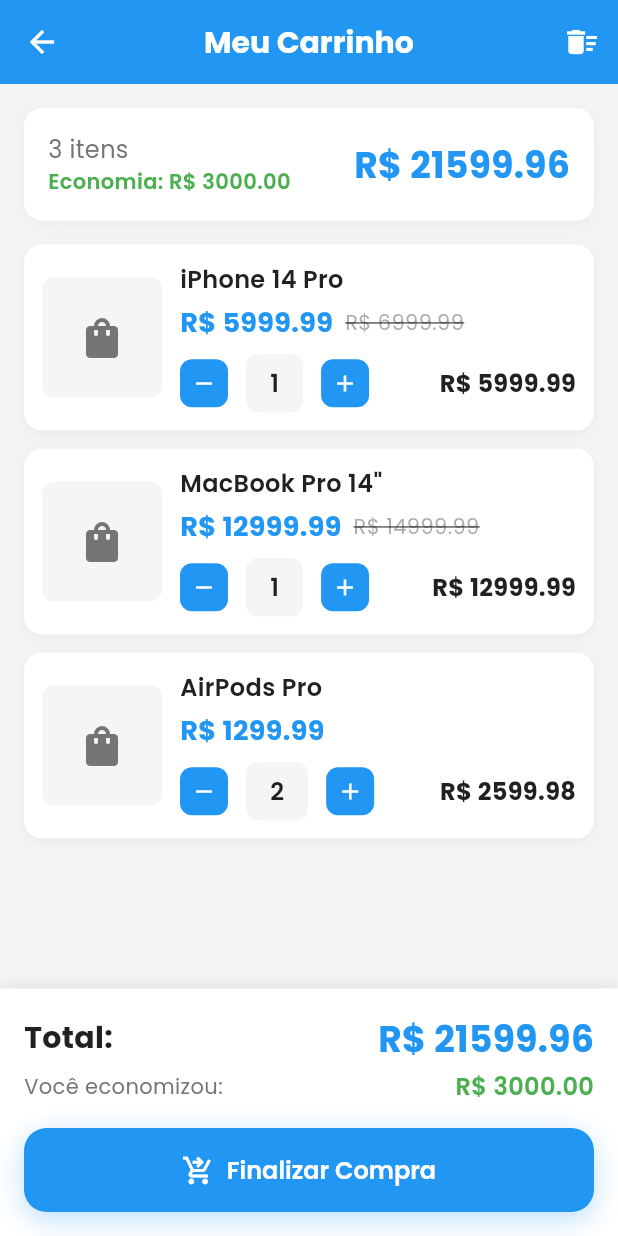
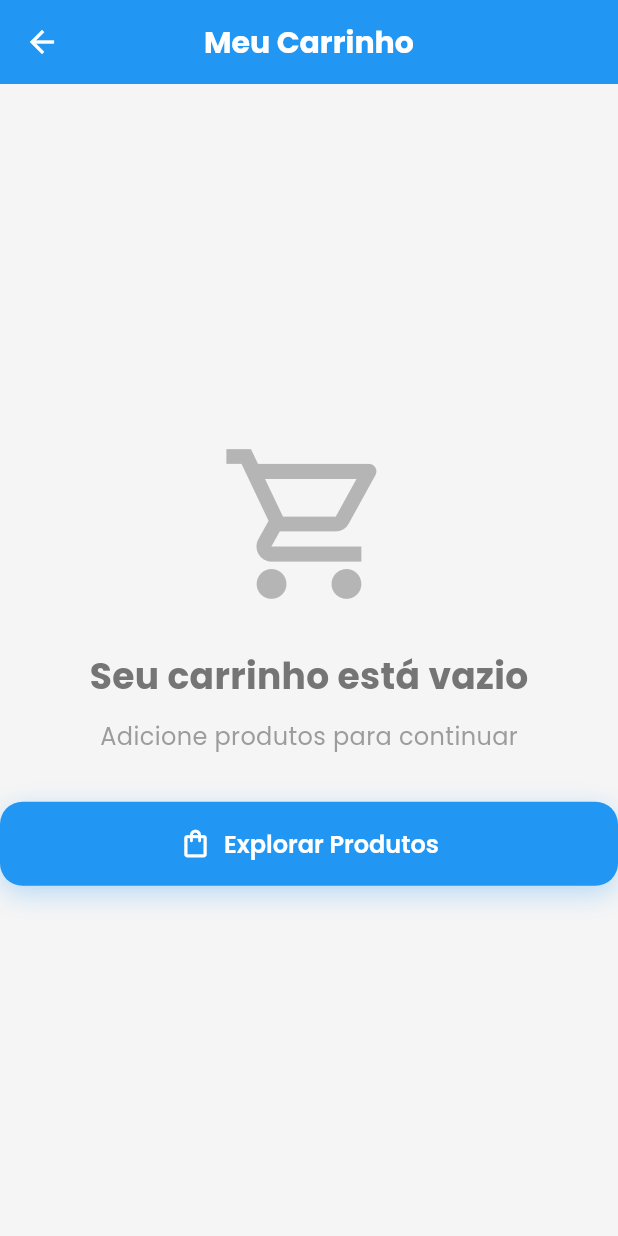
Before and after one commit to GOA03/DevShop, a Flutter app: the CartScreen screen opened directly, on a phone screen of 412 x 824 dp. Run offline on Flutter 3.47's test engine with Material 3 defaults, Android fonts, the light colour scheme and no system bars; our stand-ins replace get, google_fonts; network calls fail.

Commit message:
feat(cart): implement cart functionality with controller and model
- Add CartModel with CartItem class and serialization methods
- Create CartController with cart management logic
- Refactor CartScreen to use CartController
- Add getProductById method to ProductController
- Initialize CartController in HomeScreen

```diff
--- a/lib/controllers/product_controller.dart
+++ b/lib/controllers/product_controller.dart
@@ -78,4 +78,8 @@
   List<String> get availableCategories {
     return _allProducts.map((p) => p.category).toSet().toList();
   }
+
+  Product? getProductById(String id) {
+    return _allProducts.firstWhereOrNull((p) => p.id == id);
+  }
 }
--- a/lib/models/cart_model.dart
+++ b/lib/models/cart_model.dart
@@ -0,0 +1,33 @@
+class CartItem {
+  final String productId;
+  int quantity;
+
+  CartItem({
+    required this.productId,
+    required this.quantity,
+  });
+
+  CartItem copyWith({
+    String? productId,
+    int? quantity,
+  }) {
+    return CartItem(
+      productId: productId ?? this.productId,
+      quantity: quantity ?? this.quantity,
+    );
+  }
+
+  Map<String, dynamic> toJson() {
+    return {
+      'productId': productId,
+      'quantity': quantity,
+    };
+  }
+
+  factory CartItem.fromJson(Map<String, dynamic> json) {
+    return CartItem(
+      productId: json['productId'],
+      quantity: json['quantity'],
+    );
+  }
+}
--- a/lib/views/cart/cart_screen.dart
+++ b/lib/views/cart/cart_screen.dart
@@ -1,227 +1,18 @@
 import 'package:flutter/material.dart';
+import 'package:get/get.dart';
 import '../../core/constants/colors.dart';
+import '../../controllers/cart_controller.dart';
+import '../../models/cart_model.dart';
 import '../../models/product_model.dart';
 import '../../widgets/custom_button.dart';
 
-// Modelo temporário para CartItem (até implementar cart_model.dart)
-class CartItem {
-  final Product product;
-  int quantity;
-
-  CartItem({
-    required this.product,
-    required this.quantity,
-  });
-}
-
-class CartScreen extends StatefulWidget {
+class CartScreen extends StatelessWidget {
   const CartScreen({super.key});
 
   @override
-  State<CartScreen> createState() => _CartScreenState();
-}
+  Widget build(BuildContext context) {
+    final CartController cartController = Get.find<CartController>();
 
-class _CartScreenState extends State<CartScreen> with TickerProviderStateMixin {
-  late AnimationController _animationController;
-  late Animation<double> _fadeAnimation;
-  late Animation<Offset> _slideAnimation;
-
-  // Mock cart items - Em um app real, viriam do CartController
-  List<CartItem> cartItems = [
-    CartItem(
-      product: Product(
-        id: '1',
-        name: 'iPhone 14 Pro',
-        description: 'Smartphone Apple com tela Super Retina XDR',
-        price: 5999.99,
-        oldPrice: 6999.99,
-        imageUrl: '',
-        category: 'Smartphones',
-        rating: 4.8,
-        reviewCount: 1250,
-        stock: 15,
-      ),
-      quantity: 1,
-    ),
-    CartItem(
-      product: Product(
-        id: '2',
-        name: 'MacBook Pro 14"',
-        description: 'Notebook Apple com chip M2 Pro',
-        price: 12999.99,
-        oldPrice: 14999.99,
-        imageUrl: '',
-        category: 'Notebooks',
-        rating: 4.9,
-        reviewCount: 890,
-        stock: 8,
-      ),
-      quantity: 1,
-    ),
-    CartItem(
-      product: Product(
-        id: '3',
-        name: 'AirPods Pro',
-        description: 'Fones sem fio com cancelamento de ruído',
-        price: 1299.99,
-        imageUrl: '',
-        category: 'Audio',
-        rating: 4.7,
-        reviewCount: 2340,
-        stock: 25,
-      ),
-      quantity: 2,
-    ),
-  ];
-
-  @override
-  void initState() {
-    super.initState();
-    _animationController = AnimationController(
-      duration: const Duration(milliseconds: 1000),
-      vsync: this,
-    );
-
-    _fadeAnimation = Tween<double>(
-      begin: 0.0,
-      end: 1.0,
-    ).animate(CurvedAnimation(
-      parent: _animationController,
-      curve: Curves.easeInOut,
-    ));
-
-    _slideAnimation = Tween<Offset>(
-      begin: const Offset(0, 0.3),
-      end: Offset.zero,
-    ).animate(CurvedAnimation(
-      parent: _animationController,
-      curve: Curves.easeOutBack,
-    ));
-
-    _animationController.forward();
-  }
-
-  @override
-  void dispose() {
-    _animationController.dispose();
-    super.dispose();
-  }
-
-  double get totalAmount {
-    return cartItems.fold(0.0, (sum, item) => sum + (item.product.price * item.quantity));
-  }
-
-  double get totalSavings {
-    return cartItems.fold(0.0, (sum, item) {
-      if (item.product.oldPrice != null) {
-        return sum + ((item.product.oldPrice! - item.product.price) * item.quantity);
-      }
-      return sum;
-    });
-  }
-
-  void _updateQuantity(int index, int newQuantity) {
-    setState(() {
-      if (newQuantity <= 0) {
-        cartItems.removeAt(index);
-      } else {
-        cartItems[index].quantity = newQuantity;
-      }
-    });
-
-    ScaffoldMessenger.of(context).showSnackBar(
-      SnackBar(
-        content: Text(newQuantity <= 0 ? 'Item removido do carrinho' : 'Quantidade atualizada'),
-        backgroundColor: newQuantity <= 0 ? AppColors.error : AppColors.success,
-        duration: const Duration(seconds: 2),
-      ),
-    );
-  }
-
-  void _showClearCartDialog() {
-    showDialog(
-      context: context,
-      builder: (BuildContext context) {
-        return AlertDialog(
-          title: const Text('Limpar Carrinho'),
-          content: const Text('Deseja remover todos os itens do carrinho?'),
-          actions: [
-            TextButton(
-              onPressed: () => Navigator.of(context).pop(),
-              child: const Text('Cancelar'),
-            ),
-            TextButton(
-              onPressed: () {
-                setState(() {
-                  cartItems.clear();
-                });
-                Navigator.of(context).pop();
-                ScaffoldMessenger.of(context).showSnackBar(
-                  const SnackBar(
-                    content: Text('Carrinho limpo com sucesso'),
-                    backgroundColor: AppColors.success,
-                  ),
-                );
-              },
-              child: const Text(
-                'Limpar',
-                style: TextStyle(color: AppColors.error),
-              ),
-            ),
-          ],
-        );
-      },
-    );
-  }
-
-  void _showCheckoutDialog() {
-    showDialog(
-      context: context,
-      builder: (BuildContext context) {
-        return AlertDialog(
-          title: const Text('Finalizar Compra'),
-          content: Column(
-            mainAxisSize: MainAxisSize.min,
-            crossAxisAlignment: CrossAxisAlignment.start,
-            children: [
-              Text('Total: R\$ ${totalAmount.toStringAsFixed(2)}'),
-              if (totalSavings > 0)
-                Text(
-                  'Economia: R\$ ${totalSavings.toStringAsFixed(2)}',
-                  style: const TextStyle(color: AppColors.success),
-                ),
-              const SizedBox(height: 16),
-              const Text('Confirma a finalização da compra?'),
-            ],
-          ),
-          actions: [
-            TextButton(
-              onPressed: () => Navigator.of(context).pop(),
-              child: const Text('Cancelar'),
-            ),
-            TextButton(
-              onPressed: () {
-                Navigator.of(context).pop();
-                setState(() {
-                  cartItems.clear();
-                });
-                ScaffoldMessenger.of(context).showSnackBar(
-                  const SnackBar(
-                    content: Text('Compra finalizada com sucesso!'),
-                    backgroundColor: AppColors.success,
-                  ),
-                );
-              },
-              child: const Text('Confirmar'),
-            ),
-          ],
-        );
-      },
-    );
-  }
-
-  @override
-  Widget build(BuildContext context) {
     return Scaffold(
       backgroundColor: AppColors.background,
       appBar: AppBar(
@@ -236,22 +27,33 @@
         elevation: 0,
         iconTheme: const IconThemeData(color: Colors.white),
         actions: [
-          if (cartItems.isNotEmpty)
-            IconButton(
+          Obx(() => cartController.itemCount > 0
+              ? IconButton(
                   icon: const Icon(Icons.delete_sweep),
-              onPressed: _showClearCartDialog,
-            ),
+                  onPressed: () => _showClearCartDialog(context, cartController),
+                )
+              : const SizedBox()),
         ],
       ),
-      body: cartItems.isEmpty ? _buildEmptyCart() : _buildCartContent(),
-      bottomNavigationBar: cartItems.isNotEmpty ? _buildCheckoutSection() : null,
+      body: Obx(() {
+        if (cartController.itemCount == 0) {
+          return _buildEmptyCart();
+        } else {
+          return _buildCartContent(cartController);
+        }
+      }),
+      bottomNavigationBar: Obx(() {
+        if (cartController.itemCount > 0) {
+          return _buildCheckoutSection(context, cartController);
+        } else {
+          return const SizedBox.shrink();
+        }
+      }),
     );
   }
 
   Widget _buildEmptyCart() {
-    return FadeTransition(
-      opacity: _fadeAnimation,
-      child: Center(
+    return Center(
       child: Column(
         mainAxisAlignment: MainAxisAlignment.center,
         children: [
@@ -280,21 +82,16 @@
           const SizedBox(height: 32),
           CustomButton(
             text: 'Explorar Produtos',
-              onPressed: () => Navigator.pop(context),
+            onPressed: () => Get.back(),
             icon: Icons.shopping_bag_outlined,
           ),
         ],
       ),
-      ),
     );
   }
 
-  Widget _buildCartContent() {
-    return FadeTransition(
-      opacity: _fadeAnimation,
-      child: SlideTransition(
-        position: _slideAnimation,
-        child: Column(
+  Widget _buildCartContent(CartController cartController) {
+    return Column(
       children: [
         // Cart Summary Header
         Container(
@@ -318,15 +115,15 @@
                 crossAxisAlignment: CrossAxisAlignment.start,
                 children: [
                   Text(
-                        '${cartItems.length} ${cartItems.length == 1 ? 'item' : 'itens'}',
+                    '${cartController.itemCount} ${cartController.itemCount == 1 ? 'item' : 'itens'}',
                     style: const TextStyle(
                       fontSize: 16,
                       color: AppColors.textSecondary,
                     ),
                   ),
-                      if (totalSavings > 0)
+                  if (cartController.totalSavings > 0)
                     Text(
-                          'Economia: R\$ ${totalSavings.toStringAsFixed(2)}',
+                      'Economia: R\$ ${cartController.totalSavings.toStringAsFixed(2)}',
                       style: const TextStyle(
                         fontSize: 14,
                         color: AppColors.success,
@@ -336,7 +133,7 @@
                 ],
               ),
               Text(
-                    'R\$ ${totalAmount.toStringAsFixed(2)}',
+                'R\$ ${cartController.totalAmount.toStringAsFixed(2)}',
                 style: const TextStyle(
                   fontSize: 24,
                   fontWeight: FontWeight.bold,
@@ -351,19 +148,21 @@
         Expanded(
           child: ListView.builder(
             padding: const EdgeInsets.symmetric(horizontal: 16),
-                itemCount: cartItems.length,
+            itemCount: cartController.cartItemsWithDetails.length,
             itemBuilder: (context, index) {
-                  return _buildCartItem(cartItems[index], index);
+              final item = cartController.cartItemsWithDetails[index];
+              return _buildCartItem(item, cartController);
             },
           ),
         ),
       ],
-        ),
-      ),
     );
   }
 
-  Widget _buildCartItem(CartItem item, int index) {
+  Widget _buildCartItem(Map<String, dynamic> item, CartController cartController) {
+    final cartItem = item['cartItem'] as CartItem;
+    final product = item['product'] as Product;
+
     return Container(
       margin: const EdgeInsets.only(bottom: 12),
       decoration: BoxDecoration(
@@ -388,9 +187,9 @@
                 width: 80,
                 height: 80,
                 color: AppColors.background,
-                child: item.product.imageUrl.isNotEmpty
+                child: product.imageUrl.isNotEmpty
                     ? Image.network(
-                        item.product.imageUrl,
+                        product.imageUrl,
                         fit: BoxFit.cover,
                         errorBuilder: (context, error, stackTrace) {
                           return const Icon(
@@ -415,7 +214,7 @@
                 crossAxisAlignment: CrossAxisAlignment.start,
                 children: [
                   Text(
-                    item.product.name,
+                    product.name,
                     style: const TextStyle(
                       fontSize: 16,
                       fontWeight: FontWeight.w600,
@@ -429,17 +228,17 @@
                   Row(
                     children: [
                       Text(
-                        'R\$ ${item.product.price.toStringAsFixed(2)}',
+                        'R\$ ${product.price.toStringAsFixed(2)}',
                         style: const TextStyle(
                           fontSize: 18,
                           fontWeight: FontWeight.bold,
                           color: AppColors.primary,
                         ),
                       ),
-                      if (item.product.oldPrice != null) ...[
+                      if (product.oldPrice != null) ...[
                         const SizedBox(width: 8),
                         Text(
-                          'R\$ ${item.product.oldPrice!.toStringAsFixed(2)}',
+                          'R\$ ${product.oldPrice!.toStringAsFixed(2)}',
                           style: TextStyle(
                             fontSize: 14,
                             decoration: TextDecoration.lineThrough,
@@ -460,7 +259,7 @@
                         children: [
                           _buildQuantityButton(
                             icon: Icons.remove,
-                            onPressed: () => _updateQuantity(index, item.quantity - 1),
+                            onPressed: () => cartController.updateQuantity(product.id, cartItem.quantity - 1),
                           ),
                           Container(
                             margin: const EdgeInsets.symmetric(horizontal: 12),
@@ -470,7 +269,7 @@
                               borderRadius: BorderRadius.circular(8),
                             ),
                             child: Text(
-                              '${item.quantity}',
+                              '${cartItem.quantity}',
                               style: const TextStyle(
                                 fontSize: 16,
                                 fontWeight: FontWeight.w600,
@@ -480,13 +279,13 @@
                           ),
                           _buildQuantityButton(
                             icon: Icons.add,
-                            onPressed: () => _updateQuantity(index, item.quantity + 1),
+                            onPressed: () => cartController.updateQuantity(product.id, cartItem.quantity + 1),
                           ),
                         ],
                       ),
 
                       Text(
-                        'R\$ ${(item.product.price * item.quantity).toStringAsFixed(2)}',
+                        'R\$ ${(product.price * cartItem.quantity).toStringAsFixed(2)}',
                         style: const TextStyle(
                           fontSize: 16,
                           fontWeight: FontWeight.bold,
@@ -526,7 +325,7 @@
     );
   }
 
-  Widget _buildCheckoutSection() {
+  Widget _buildCheckoutSection(BuildContext context, CartController cartController) {
     return Container(
       padding: const EdgeInsets.all(16),
       decoration: BoxDecoration(
@@ -555,7 +354,7 @@
                   ),
                 ),
                 Text(
-                  'R\$ ${totalAmount.toStringAsFixed(2)}',
+                  'R\$ ${cartController.totalAmount.toStringAsFixed(2)}',
                   style: const TextStyle(
                     fontSize: 24,
                     fontWeight: FontWeight.bold,
@@ -565,7 +364,7 @@
               ],
             ),
 
-            if (totalSavings > 0) ...[
+            if (cartController.totalSavings > 0) ...[
               const SizedBox(height: 4),
               Row(
                 mainAxisAlignment: MainAxisAlignment.spaceBetween,
@@ -578,7 +377,7 @@
                     ),
                   ),
                   Text(
-                    'R\$ ${totalSavings.toStringAsFixed(2)}',
+                    'R\$ ${cartController.totalSavings.toStringAsFixed(2)}',
                     style: const TextStyle(
                       fontSize: 16,
                       fontWeight: FontWeight.w600,
@@ -593,7 +392,7 @@
 
             CustomButton(
               text: 'Finalizar Compra',
-              onPressed: _showCheckoutDialog,
+              onPressed: () => _showCheckoutDialog(context, cartController),
               icon: Icons.shopping_cart_checkout,
             ),
           ],
@@ -601,4 +400,82 @@
       ),
     );
   }
+
+  void _showClearCartDialog(BuildContext context, CartController cartController) {
+    showDialog(
+      context: context,
+      builder: (BuildContext context) {
+        return AlertDialog(
+          title: const Text('Limpar Carrinho'),
+          content: const Text('Deseja remover todos os itens do carrinho?'),
+          actions: [
+            TextButton(
+              onPressed: () => Navigator.of(context).pop(),
+              child: const Text('Cancelar'),
+            ),
+            TextButton(
+              onPressed: () {
+                cartController.clearCart();
+                Navigator.of(context).pop();
+                ScaffoldMessenger.of(context).showSnackBar(
+                  const SnackBar(
+                    content: Text('Carrinho limpo com sucesso'),
+                    backgroundColor: AppColors.success,
+                  ),
+                );
+              },
+              child: const Text(
+                'Limpar',
+                style: TextStyle(color: AppColors.error),
+              ),
+            ),
+          ],
+        );
+      },
+    );
   }
+
+  void _showCheckoutDialog(BuildContext context, CartController cartController) {
+    showDialog(
+      context: context,
+      builder: (BuildContext context) {
+        return AlertDialog(
+          title: const Text('Finalizar Compra'),
+          content: Column(
+            mainAxisSize: MainAxisSize.min,
+            crossAxisAlignment: CrossAxisAlignment.start,
+            children: [
+              Text('Total: R\$ ${cartController.totalAmount.toStringAsFixed(2)}'),
+              if (cartController.totalSavings > 0)
+                Text(
+                  'Economia: R\$ ${cartController.totalSavings.toStringAsFixed(2)}',
+                  style: const TextStyle(color: AppColors.success),
+                ),
+              const SizedBox(height: 16),
+              const Text('Confirma a finalização da compra?'),
+            ],
+          ),
+          actions: [
+            TextButton(
+              onPressed: () => Navigator.of(context).pop(),
+              child: const Text('Cancelar'),
+            ),
+            TextButton(
+              onPressed: () {
+                Navigator.of(context).pop();
+                cartController.clearCart();
+                ScaffoldMessenger.of(context).showSnackBar(
+                  const SnackBar(
+                    content: Text('Compra finalizada com sucesso!'),
+                    backgroundColor: AppColors.success,
+                  ),
+                );
+              },
+              child: const Text('Confirmar'),
+            ),
+          ],
+        );
+      },
+    );
+  }
+}
--- a/lib/views/home/home_screen.dart
+++ b/lib/views/home/home_screen.dart
@@ -3,6 +3,7 @@
 import 'package:google_fonts/google_fonts.dart';
 
 import '../../controllers/product_controller.dart';
+import '../../controllers/cart_controller.dart';
 import '../../core/constants/colors.dart';
 import '../../core/constants/strings.dart';
 import '../products/products_list_screen.dart';
@@ -24,6 +25,7 @@
   int _currentPage = 0;
 
   final ProductController productController = Get.put(ProductController());
+  final CartController cartController = Get.put(CartController());
 
   @override
   void initState() {
```
Also changed, not shown: lib/controllers/cart_controller.dart (+110 -0 lines). Lines whose indentation alone changed are shown as unchanged.
